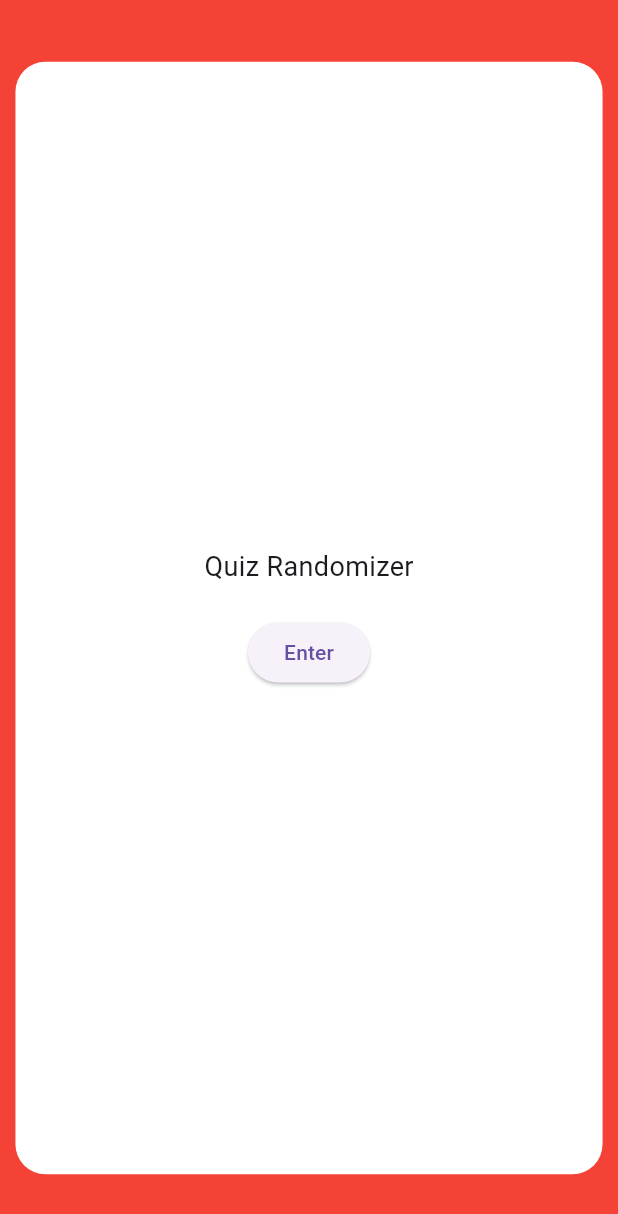
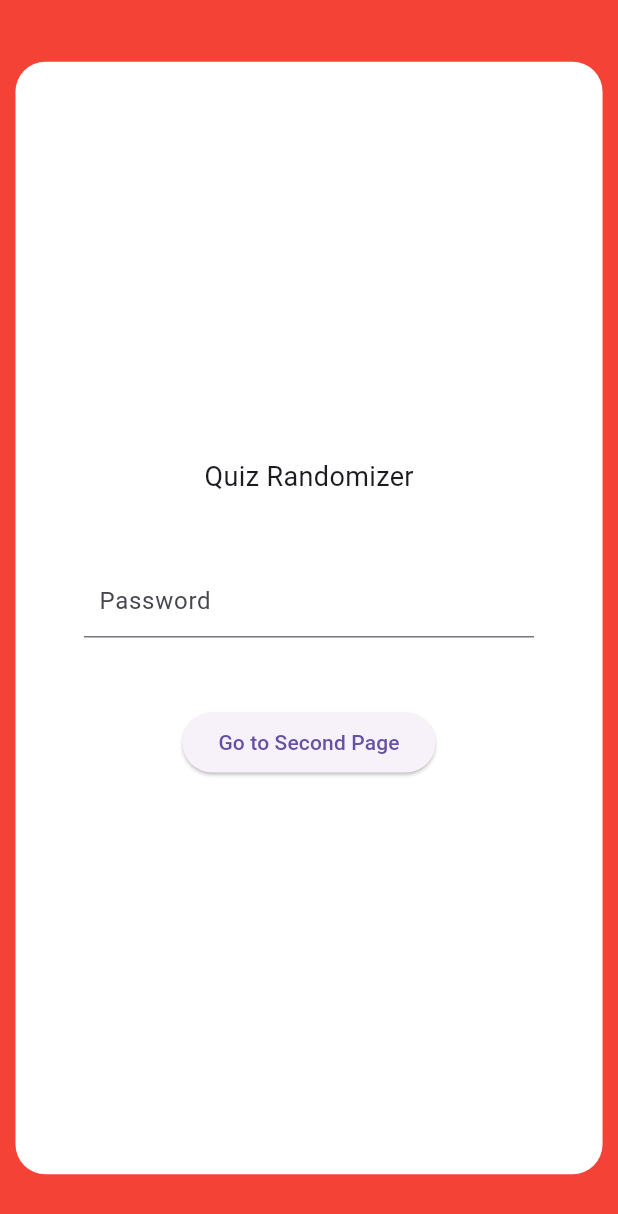
Before and after one commit to kpdavid3/randomizer-app, a Flutter app: the screen it shows after launch, on a phone screen of 412 x 824 dp. Shown: the top 1214 px of the screen. Run offline on Flutter 3.47's test engine with Material 3 defaults, Android fonts, the phone set to English and light mode, and no system bars.

Commit message:
feat: lockscreen password

```diff
--- a/lib/main.dart
+++ b/lib/main.dart
@@ -26,6 +26,9 @@ class LockScreenPage extends StatelessWidget {
 
   @override
   Widget build(BuildContext context) {
+    TextEditingController passwordController = TextEditingController();
+    const String correctPassword = 'password123'; // Set your desired password
+
     double screenWidth = MediaQuery.of(context).size.width;
     double screenHeight = MediaQuery.of(context).size.height;
     return Scaffold(
@@ -47,15 +50,54 @@ class LockScreenPage extends StatelessWidget {
                   style: TextStyle(fontSize: 18),
                 ),
                 const SizedBox(height: 20),
+                SizedBox(
+                  width: 300,
+                  height: 100,
+                  child: Column(
+                      mainAxisAlignment: MainAxisAlignment.center,
+                      children: [
+                        TextField(
+                          controller: passwordController,
+                          obscureText: true,
+                          decoration: const InputDecoration(
+                            labelText: 'Password',
+                            contentPadding: EdgeInsets.symmetric(
+                                horizontal: 10), // Adjust padding
+                          ),
+                        ),
+                      ]),
+                ),
+                const SizedBox(height: 20),
                 ElevatedButton(
                   onPressed: () {
-                    // Navigate to the second page
-                    Navigator.push(
-                      context,
-                      MaterialPageRoute(builder: (context) => const Home()),
-                    );
+                    if (passwordController.text == correctPassword) {
+                      Navigator.push(
+                        context,
+                        MaterialPageRoute(builder: (context) => const Home()),
+                      );
+                    } else {
+                      // Show an error message or handle incorrect password
+                      showDialog(
+                        context: context,
+                        builder: (BuildContext context) {
+                          return AlertDialog(
+                            title: const Text('Incorrect Password'),
+                            content: const Text(
+                                'Please enter the correct password.'),
+                            actions: [
+                              TextButton(
+                                onPressed: () {
+                                  Navigator.pop(context);
+                                },
+                                child: const Text('OK'),
+                              ),
+                            ],
+                          );
+                        },
+                      );
+                    }
                   },
-                  child: const Text('Enter'),
+                  child: const Text('Go to Second Page'),
                 ),
               ],
             ),
```
